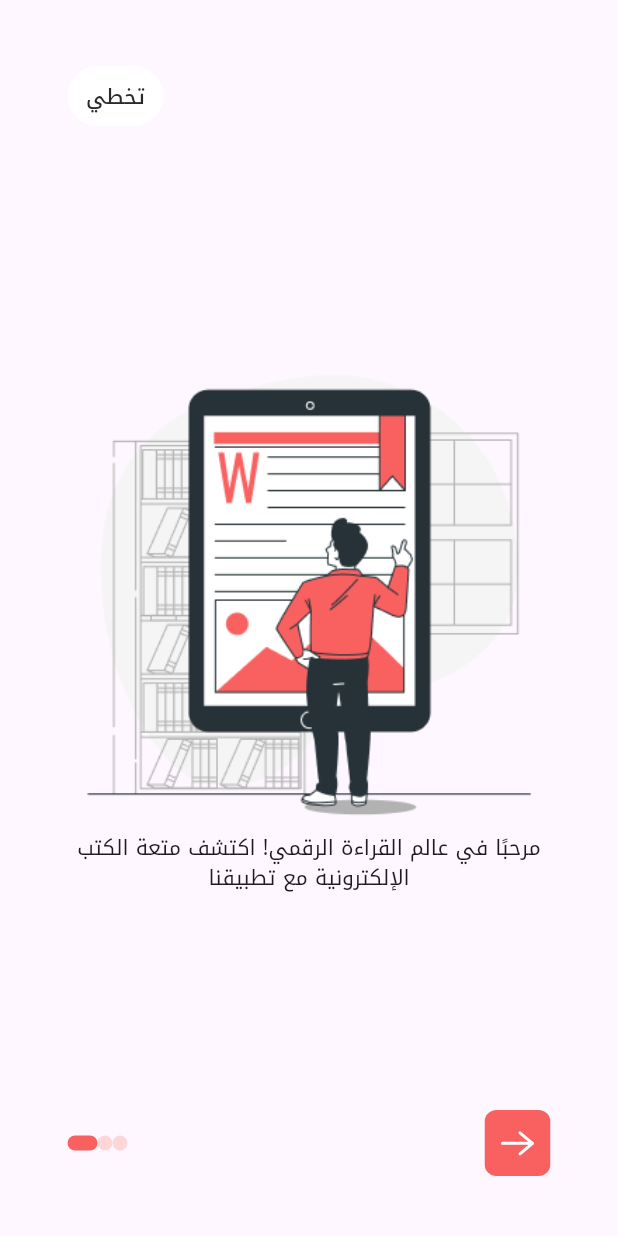
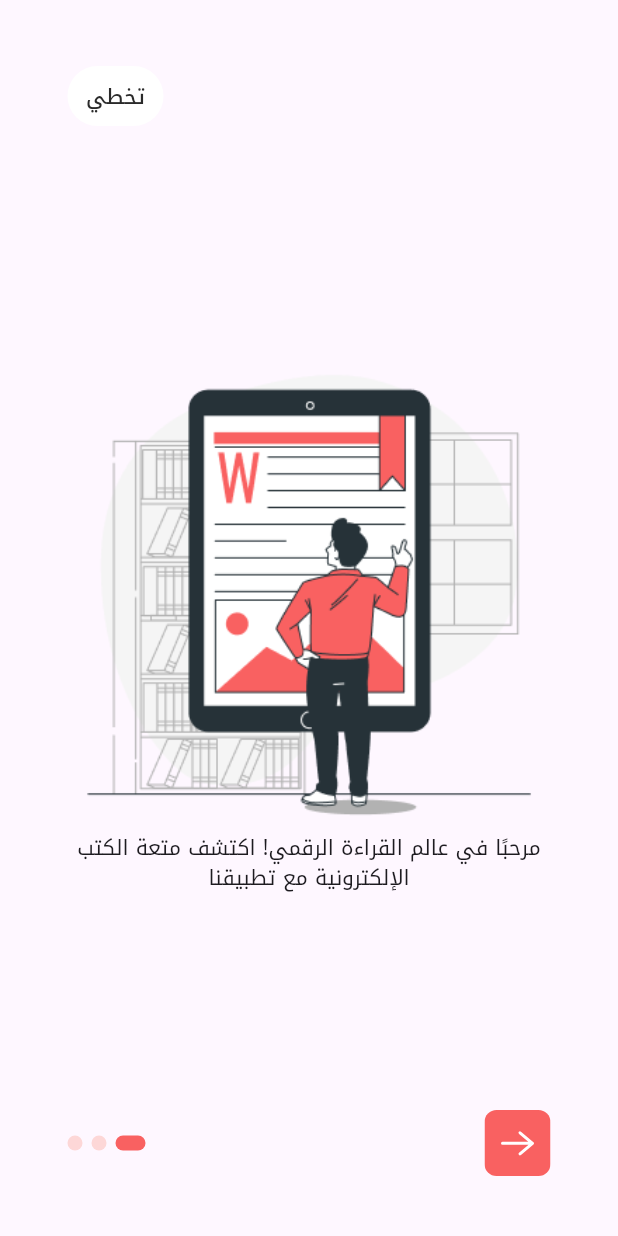
Before and after one commit to ashraf123ashraf/-, a Flutter app: the screen it shows after launch, on a phone screen of 412 x 824 dp. Run offline on Flutter 3.47's test engine with Material 3 defaults, Android fonts, the phone set to English and light mode, and no system bars; our stand-ins replace easy_localization, flutter_bloc, flutter_svg, get_it.

Commit message:
finished onboarding

```diff
--- a/assets/translations/ar-EG.json
+++ b/assets/translations/ar-EG.json
@@ -3,6 +3,7 @@
         "onbo1" : "مرحبًا في عالم القراءة الرقمي! اكتشف متعة الكتب الإلكترونية مع تطبيقنا",
         "onbo2":"مع تطبيقنا، ستجد متعة القراءة في أي وقت وفي أي مكان. فتح الكتب أصبح أكثر سهولة ومتعة",
         "onbo3":"اكتشف عوالم جديدة وانشر كتبك اليوم في تطبيقنا الحصري للقراءة",
-        "skip" : "تخطي"
+        "skip" : "تخطي",
+        "start":"ابدأ"
     }
 }
--- a/lib/core/helper/navigation_func.dart
+++ b/lib/core/helper/navigation_func.dart
@@ -7,3 +7,5 @@
 void namedRoute(BuildContext context, String routename) {
   Navigator.pushNamed(context, routename);
 }
+
+routeTransition(BuildContext context) {}
--- a/lib/core/helper/routes/App_router.dart
+++ b/lib/core/helper/routes/App_router.dart
@@ -20,6 +20,10 @@ class AppRoute {
         return materialpage(
           OnboardingScreen(),
         );
+      case RoutesName.homeScreen:
+        return materialpage(
+          HomeScreen(),
+        );
     }
 
     return null;
--- a/lib/core/helper/routes/routesname.dart
+++ b/lib/core/helper/routes/routesname.dart
@@ -2,4 +2,5 @@ class RoutesName {
   static const splashScreen = 'splashscreen';
   static const home = 'home';
   static const onboarding = 'onboarding';
+  static const homeScreen = 'homeScreen';
 }
--- a/lib/core/strings/localKeys.dart
+++ b/lib/core/strings/localKeys.dart
@@ -5,6 +5,7 @@ abstract class LocaleKeys {
   static const onboaarding_bo2 = 'onboarding.onbo2';
   static const onboaarding_bo3 = 'onboarding.onbo3';
   static const onboaarding_skip = 'onboarding.skip';
+  static const onboaarding_start = 'onboarding.start';
 
   // static const auth_welcome = 'auth.welcome';
   // static const auth_login_account = 'auth.login_account';
--- a/lib/core/theme/colortheme/colors.dart
+++ b/lib/core/theme/colortheme/colors.dart
@@ -4,7 +4,7 @@ class Appcolors {
   static Color main = Color(0xffF96161);
   static Color second = Color(0xffFDD7D7);
   static Color text = Color(0xff2A2A2A);
-  static Color cards = Color(0xffFFFFFF);
+  static Color white = Color(0xffFFFFFF);
   static Color shadows = Color(0xff4040400D);
   static Color dialog = Color(0xff7C7C7C);
   static Color border = Color(0xffE7E7E7);
--- a/lib/features/onboarding/presentation/view/screens/onboardingScreen.dart
+++ b/lib/features/onboarding/presentation/view/screens/onboardingScreen.dart
@@ -1,4 +1,5 @@
 import 'package:easy_localization/easy_localization.dart';
+import 'package:fehres/core/helper/routes/routesname.dart';
 import 'package:fehres/core/strings/localKeys.dart';
 import 'package:fehres/core/utils/extenstions.dart';
 import 'package:fehres/features/onboarding/presentation/view/widgets/arrow_forword.dart';
@@ -16,11 +17,18 @@ class OnboardingScreen extends StatefulWidget {
 
 class _OnboardingScreenState extends State<OnboardingScreen> {
   late PageController _pageController;
+  int index = 0;
+  @override
+  void initState() {
+    _pageController = PageController(initialPage: index);
+
+    super.initState();
+  }
 
   @override
-  void initState() {
-    _pageController = PageController();
-    super.initState();
+  void dispose() {
+    _pageController.dispose();
+    super.dispose();
   }
 
   @override
@@ -30,19 +38,42 @@ class _OnboardingScreenState extends State<OnboardingScreen> {
       crossAxisAlignment: CrossAxisAlignment.center,
       mainAxisAlignment: MainAxisAlignment.center,
       children: [
-        OnboaButton(
-          title: LocaleKeys.onboaarding_skip.tr(),
-        ),
+        index == 2
+            ? AnimatedOpacity(
+                opacity: 1,
+                duration: Duration(milliseconds: 300),
+                child: OnboaButton(
+                  title: LocaleKeys.onboaarding_start.tr(),
+                  ontap: () {
+                    Navigator.pushNamedAndRemoveUntil(
+                      context,
+                      RoutesName.homeScreen,
+                      (route) => false,
+                    );
+                  },
+                ),
+              )
+            : OnboaButton(
+                ontap: () => _pageController.animateToPage(
+                  index + 1,
+                  curve: Curves.easeInOutCubic,
+                  duration: Duration(seconds: 1),
+                ),
+                title: LocaleKeys.onboaarding_skip.tr(),
+              ),
         Expanded(
           child: PageView(
             controller: _pageController,
             onPageChanged: (value) {
-              _pageController.animateToPage(value,
-                  duration: Duration(milliseconds: 700),
-                  curve: Curves.easeInOutCubic);
+              print(value);
+              // _pageController.animateToPage(index,
+              //     duration: Duration(milliseconds: 700),
+              //     curve: Curves.easeInOutCubic);
+              setState(() {
+                index = value;
+              });
             },
             reverse: false,
-            physics: AlwaysScrollableScrollPhysics(),
             children: [
               PageItem(
                 text: LocaleKeys.onboaarding_bo1,
@@ -62,21 +93,66 @@ class _OnboardingScreenState extends State<OnboardingScreen> {
         Row(
           mainAxisAlignment: MainAxisAlignment.start,
           children: [
-            Arrowforwoard(),
+            Arrowforwoard(
+              ontap: () {
+                if (index <= 2 && index > 0) {
+                  _pageController.animateToPage(
+                    index - 1,
+                    duration: Duration(seconds: 1),
+                    curve: Curves.easeInOutCubic,
+                  );
+                }
+              },
+            ),
             Spacer(),
             Row(
               children: [
                 Dots(
+                  ontap: () {
+                    print(index);
+                    setState(() {
+                      index = 0;
+                    });
+                    _pageController.animateToPage(
+                      index,
+                      curve: Curves.easeInOutCubic,
+                      duration: Duration(seconds: 1),
+                    );
+                  },
+                  index: 0,
+                  isActive: index == 0,
+                ),
+                6.0.spaceh,
+                Dots(
+                  ontap: () {
+                    print(index);
+                    setState(() {
+                      index = 1;
+                    });
+                    _pageController.animateToPage(
+                      index,
+                      curve: Curves.easeInOutCubic,
+                      duration: Duration(seconds: 1),
+                    );
+                  },
                   index: 1,
-                  isActive: false,
+                  isActive: index == 1,
                 ),
+                6.0.spaceh,
                 Dots(
+                  ontap: () {
+                    print(index);
+                    setState(() {
+                      index = 2;
+                    });
+                    _pageController.animateToPage(
+                      index,
+                      curve: Curves.easeInOutCubic,
+                      duration: Duration(seconds: 1),
+                    );
+                  },
                   index: 2,
-                  isActive: false,
-                ),
-                Dots(
-                  index: 3,
-                  isActive: true,
+                  isActive: index == 2,
                 )
               ],
             ),
--- a/lib/features/onboarding/presentation/view/widgets/arrow_forword.dart
+++ b/lib/features/onboarding/presentation/view/widgets/arrow_forword.dart
@@ -4,12 +4,13 @@ import 'package:flutter/material.dart';
 import 'package:flutter_svg/flutter_svg.dart';
 
 class Arrowforwoard extends StatelessWidget {
-  const Arrowforwoard({super.key});
-
+  const Arrowforwoard({super.key, this.ontap});
+  final VoidCallback? ontap;
   @override
   Widget build(BuildContext context) {
     return Transform.flip(
         flipX: Utils.lang == Locale('en', 'US').languageCode,
-        child: SvgPicture.asset('arrow'.svgPath));
+        child: GestureDetector(
+            onTap: ontap, child: SvgPicture.asset('arrow'.svgPath)));
   }
 }
--- a/lib/features/onboarding/presentation/view/widgets/butoon.dart
+++ b/lib/features/onboarding/presentation/view/widgets/butoon.dart
@@ -3,22 +3,22 @@ import 'package:fehres/core/widgets/my_customtext.dart';
 import 'package:flutter/material.dart';
 
 class OnboaButton extends StatelessWidget {
-  const OnboaButton({super.key, required this.title});
+  const OnboaButton({super.key, required this.title, this.ontap});
   final String title;
-
+  final VoidCallback? ontap;
   @override
   Widget build(BuildContext context) {
     return Align(
       child: TextButton(
         style: ButtonStyle(
-          backgroundColor: MaterialStatePropertyAll(Appcolors.cards),
+          backgroundColor: MaterialStatePropertyAll(Appcolors.white),
           elevation: MaterialStatePropertyAll(1),
         ),
         child: MyTexT(
           text: title,
           color: Appcolors.Black,
         ),
-        onPressed: () {},
+        onPressed: ontap,
       ),
       alignment: Alignment.topLeft,
     );
--- a/lib/features/onboarding/presentation/view/widgets/dots.dart
+++ b/lib/features/onboarding/presentation/view/widgets/dots.dart
@@ -3,9 +3,11 @@ import 'package:flutter/material.dart';
 import 'package:flutter/widgets.dart';
 
 class Dots extends StatelessWidget {
-  const Dots({super.key, required this.index, required this.isActive});
+  const Dots(
+      {super.key, required this.index, required this.isActive, this.ontap});
   final bool? isActive;
   final int index;
+  final VoidCallback? ontap;
   @override
   Widget build(BuildContext context) {
     return isActive ?? false
@@ -17,12 +19,15 @@ class Dots extends StatelessWidget {
               color: Appcolors.main,
             ),
           )
-        : Container(
-            width: 10,
-            height: 10,
-            decoration: BoxDecoration(
-              shape: BoxShape.circle,
-              color: Appcolors.second,
+        : GestureDetector(
+            onTap: ontap,
+            child: Container(
+              width: 10,
+              height: 10,
+              decoration: BoxDecoration(
+                shape: BoxShape.circle,
+                color: Appcolors.second,
+              ),
             ),
           );
   }
--- a/lib/main.dart
+++ b/lib/main.dart
@@ -51,6 +51,7 @@ class MyApp extends StatelessWidget {
             title: "فهرس",
             navigatorKey: Utils.navigatorKey,
             theme: AppTheme.theme,
+            themeAnimationCurve: Curves.easeInOutCubic,
             locale: context.locale,
             localizationsDelegates: context.localizationDelegates,
             supportedLocales: context.supportedLocales,
```
Also changed, not shown: lib/features/splashscreen/presentation/view/screens/splashScreens.dart (+7 -1 lines).
